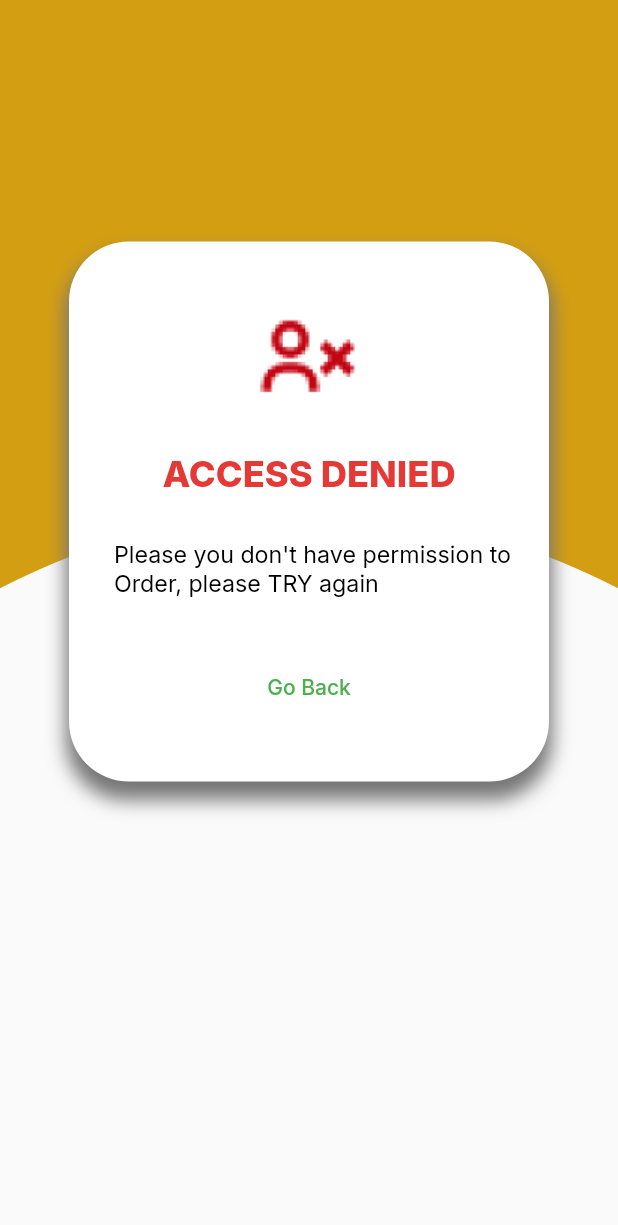
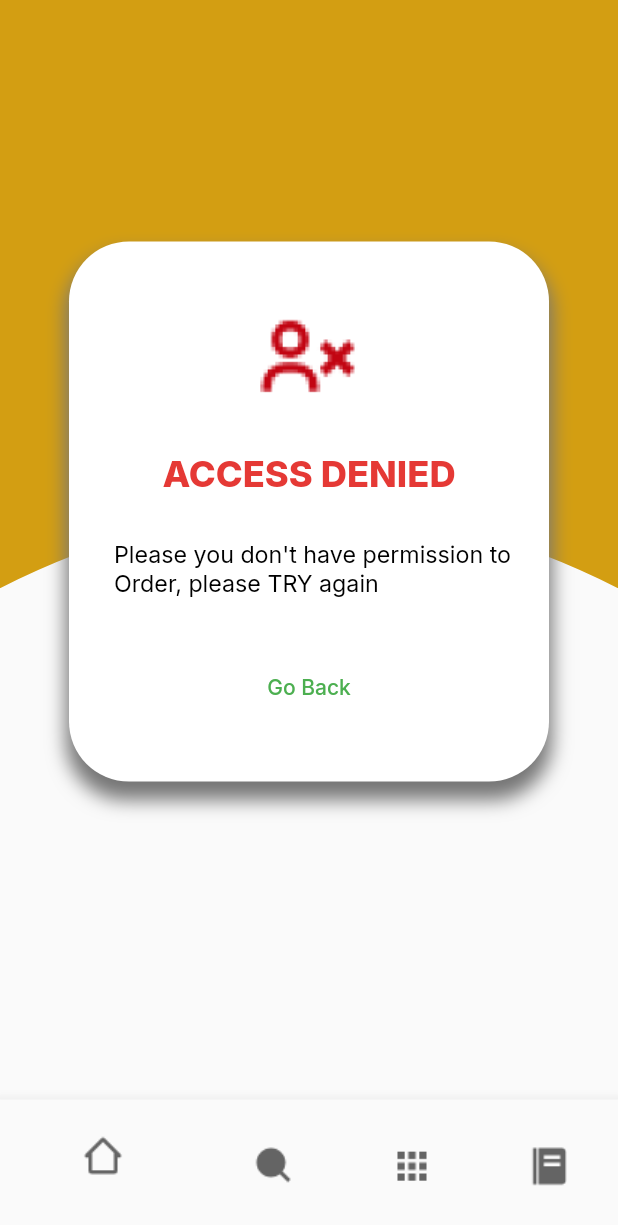
Before and after one commit to DroneBreaker/Flutter-POS-App, a Flutter app: the ErrorPage screen opened directly, on a phone screen of 412 x 824 dp. Shown: the top 1225 px of the screen. Run offline on Flutter 3.47's test engine with Material 2 defaults, Android fonts, the phone set to English and light mode, and no system bars; our stand-ins replace flutter_screenutil, gap, google_fonts, shared_preferences; accounts and stored records are empty.

Commit message:
Added bottom nav to the success and error pages

```diff
--- a/lib/screens/error.dart
+++ b/lib/screens/error.dart
@@ -4,6 +4,7 @@ import 'package:google_fonts/google_fonts.dart';
 import 'package:restaurant_pos_app/config/colors.dart';
 import 'package:restaurant_pos_app/config/images.dart';
 import 'package:restaurant_pos_app/screens/widgets/bg.dart';
+import 'package:restaurant_pos_app/screens/widgets/bottom_nav.dart';
 
 class ErrorPage extends StatelessWidget {
   const ErrorPage({super.key});
@@ -11,6 +12,7 @@ class ErrorPage extends StatelessWidget {
   @override
   Widget build(BuildContext context) {
     return Scaffold(
+      bottomNavigationBar: SizedBox(height: 94.h, child: bottomNav()),
       body: Stack(
         children: [
           ClipPath(
--- a/lib/screens/success.dart
+++ b/lib/screens/success.dart
@@ -4,6 +4,7 @@ import 'package:google_fonts/google_fonts.dart';
 import 'package:restaurant_pos_app/config/colors.dart';
 import 'package:restaurant_pos_app/config/images.dart';
 import 'package:restaurant_pos_app/screens/widgets/bg.dart';
+import 'package:restaurant_pos_app/screens/widgets/bottom_nav.dart';
 
 class SuccessPage extends StatelessWidget {
   const SuccessPage({super.key});
@@ -11,6 +12,7 @@ class SuccessPage extends StatelessWidget {
   @override
   Widget build(BuildContext context) {
     return Scaffold(
+      bottomNavigationBar: SizedBox(height: 94.h, child: bottomNav()),
       body: Stack(
         children: [
           ClipPath(
--- a/lib/utils/route.dart
+++ b/lib/utils/route.dart
@@ -1,5 +1,5 @@
 import 'package:flutter/material.dart';
-import 'package:restaurant_pos_app/screens/error.dart';
+import 'package:restaurant_pos_app/screens/success.dart';
 import 'package:restaurant_pos_app/screens/swipe_card.dart';
 
 import '../screens/dish_period.dart';
@@ -14,13 +14,15 @@ class GenerateRoute {
 
     switch (pagePath) {
       case "/":
-        return MaterialPageRoute(builder: (_) => const ErrorPage());
+        return MaterialPageRoute(builder: (_) => const SwipeCardScreen());
       case "/pref_dish_screen":
         return MaterialPageRoute(builder: (_) => const PrefDishScreen());
       case "/dish_period":
         return MaterialPageRoute(builder: (_) => const DishPeriodScreen());
       case "/home_page":
         return MaterialPageRoute(builder: (_) => const HomePage());
+      case "/success_page":
+        return MaterialPageRoute(builder: (_) => const SuccessPage());
 
       default:
         return MaterialPageRoute(builder: (_) => const SwipeCardScreen());
```
